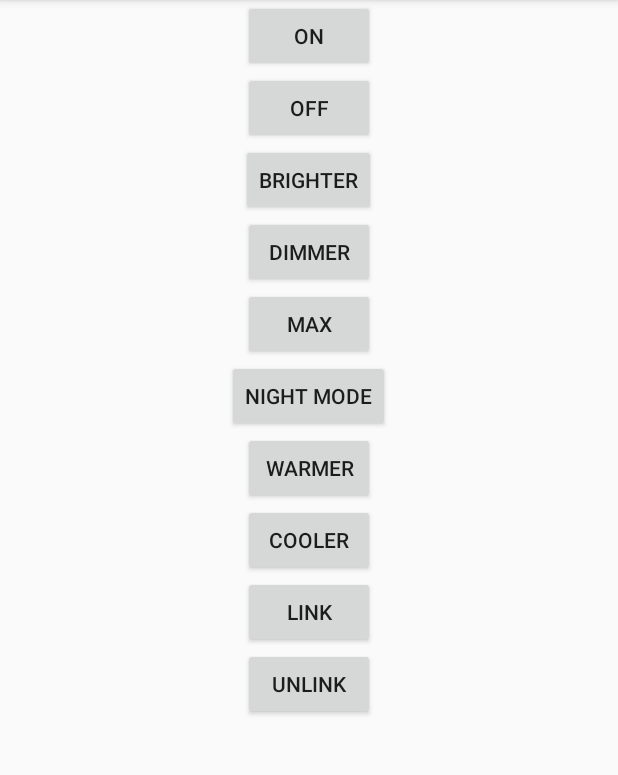
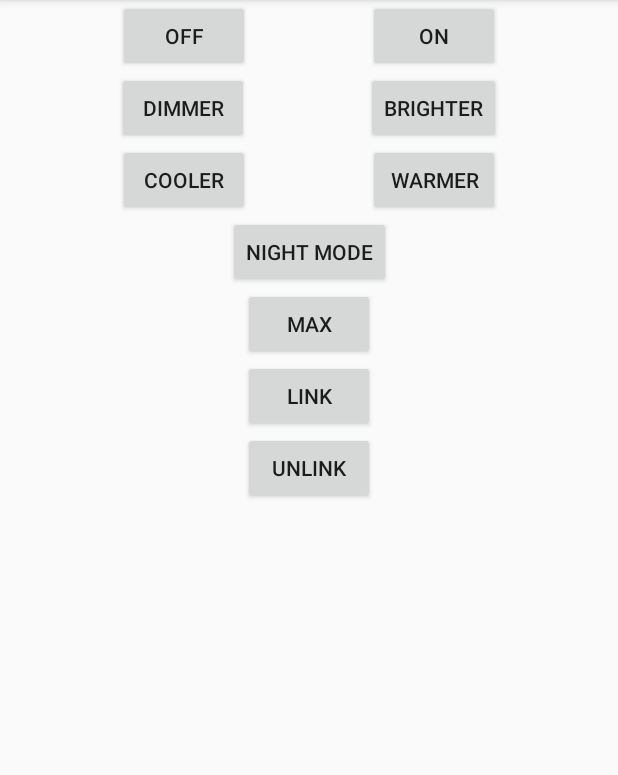
Before and after one commit to remcoder/Milight-Remote-Control, an Android app: the screen it shows after launch (MainActivity), on a phone screen of 412 x 824 dp, the part 84-859 px from its top. Run offline under Robolectric (Android 15) with nearby library versions, the phone set to English and light mode, and no system bars.

Commit message:
Use constraint layout

```diff
--- a/app/src/main/res/layout/activity_main.xml
+++ b/app/src/main/res/layout/activity_main.xml
@@ -1,5 +1,6 @@
 <?xml version="1.0" encoding="utf-8"?>
-<LinearLayout xmlns:android="http://schemas.android.com/apk/res/android"
+<android.support.constraint.ConstraintLayout xmlns:android="http://schemas.android.com/apk/res/android"
+    xmlns:app="http://schemas.android.com/apk/res-auto"
     android:orientation="vertical"
     xmlns:tools="http://schemas.android.com/tools"
     android:layout_width="match_parent"
@@ -8,63 +9,106 @@
     android:gravity="center_horizontal">
 
     <Button
+        android:id="@+id/off_button"
+        android:layout_width="wrap_content"
+        android:layout_height="wrap_content"
+        android:text="off"
+        app:layout_constraintTop_toTopOf="parent"
+        app:layout_constraintStart_toStartOf="parent"
+        app:layout_constraintEnd_toStartOf="@id/on_button"
+        />
+
+    <Button
+        app:layout_constraintTop_toTopOf="@id/off_button"
+        app:layout_constraintEnd_toEndOf="parent"
+        app:layout_constraintStart_toEndOf="@id/off_button"
         android:id="@+id/on_button"
         android:layout_width="wrap_content"
         android:layout_height="wrap_content"
         android:text="on"/>
 
     <Button
-        android:id="@+id/off_button"
+        android:id="@+id/dimmer"
         android:layout_width="wrap_content"
         android:layout_height="wrap_content"
-        android:text="off"/>
+        android:text="dimmer"
+        app:layout_constraintStart_toStartOf="parent"
+        app:layout_constraintEnd_toStartOf="@id/brighter"
+        app:layout_constraintTop_toBottomOf="@id/off_button"
+        />
 
     <Button
         android:id="@+id/brighter"
         android:layout_width="wrap_content"
         android:layout_height="wrap_content"
-        android:text="brighter"/>
+        android:text="brighter"
+        app:layout_constraintEnd_toEndOf="parent"
+        app:layout_constraintStart_toEndOf="@+id/dimmer"
+        app:layout_constraintTop_toTopOf="@id/dimmer"
+
+        />
 
     <Button
-        android:id="@+id/dimmer"
+        android:id="@+id/cooler"
         android:layout_width="wrap_content"
         android:layout_height="wrap_content"
-        android:text="dimmer"/>
+        android:text="cooler"
+        app:layout_constraintTop_toBottomOf="@id/dimmer"
+        app:layout_constraintStart_toStartOf="parent"
+        app:layout_constraintEnd_toStartOf="@id/warmer"
+        />
+
+    <Button
+        android:id="@+id/warmer"
+        android:layout_width="wrap_content"
+        android:layout_height="wrap_content"
+        android:text="warmer"
+        app:layout_constraintEnd_toEndOf="parent"
+        app:layout_constraintTop_toTopOf="@id/cooler"
+        app:layout_constraintStart_toEndOf="@id/cooler"
+        />
+
+
+    <Button
+        android:id="@+id/night_mode"
+        android:layout_width="wrap_content"
+        android:layout_height="wrap_content"
+        android:text="night mode"
+        app:layout_constraintStart_toStartOf="parent"
+        app:layout_constraintEnd_toEndOf="parent"
+        app:layout_constraintTop_toBottomOf="@id/cooler"
+         />
 
     <Button
         android:id="@+id/max_brightness"
         android:layout_width="wrap_content"
         android:layout_height="wrap_content"
-        android:text="max"/>
+        android:text="max"
 
-    <Button
-        android:id="@+id/night_mode"
-        android:layout_width="wrap_content"
-        android:layout_height="wrap_content"
-        android:text="night mode"/>
+        app:layout_constraintStart_toStartOf="parent"
+        app:layout_constraintEnd_toEndOf="parent"
+        app:layout_constraintTop_toBottomOf="@id/night_mode"
 
-    <Button
-        android:id="@+id/warmer"
-        android:layout_width="wrap_content"
-        android:layout_height="wrap_content"
-        android:text="warmer"/>
-
-    <Button
-        android:id="@+id/cooler"
-        android:layout_width="wrap_content"
-        android:layout_height="wrap_content"
-        android:text="cooler"/>
+        />
 
     <Button
         android:id="@+id/link"
         android:layout_width="wrap_content"
         android:layout_height="wrap_content"
-        android:text="link"/>
+        android:text="link"
+        app:layout_constraintStart_toStartOf="parent"
+        app:layout_constraintEnd_toEndOf="parent"
+        app:layout_constraintTop_toBottomOf="@id/max_brightness"
+        />
 
     <Button
         android:id="@+id/unlink"
         android:layout_width="wrap_content"
         android:layout_height="wrap_content"
-        android:text="unlink"/>
+        android:text="unlink"
+        app:layout_constraintStart_toStartOf="parent"
+        app:layout_constraintEnd_toEndOf="parent"
+        app:layout_constraintTop_toBottomOf="@id/link"
+        />
 
-</LinearLayout>
+</android.support.constraint.ConstraintLayout>
```
